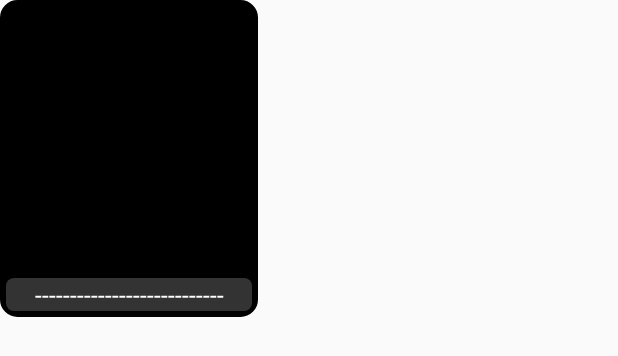
After one commit to mins01/Sdgn, an Android app: the layout layout_unit_card.xml on its own in the app's theme, with its tools: preview values and no code run, on a phone screen of 412 x 824 dp. The commit adds this screen. Shown: the top 356 px of the screen. Run offline under Robolectric (Android 15) with nearby library versions, the phone set to English and light mode, and no system bars; network calls fail.

Commit message:
UI와  JSON 관련 asycTask로 처리

```diff
--- /dev/null
+++ b/app/src/main/res/drawable/bg_unit_name.xml
@@ -0,0 +1,8 @@
+<?xml version="1.0" encoding="utf-8"?>
+<shape xmlns:android="http://schemas.android.com/apk/res/android">
+    <solid android:color="#3FFF"  />
+    <stroke android:width="0dip" android:color="#9fff" />
+    <corners android:radius="5dip" />
+    <padding android:left="0dip" android:top="0dip" android:right="0dip" android:bottom="0dip"
+       />
+</shape>
--- /dev/null
+++ b/app/src/main/res/drawable/layout_rounded_black.xml
@@ -0,0 +1,8 @@
+<?xml version="1.0" encoding="utf-8"?>
+<shape xmlns:android="http://schemas.android.com/apk/res/android">
+    <solid android:color="#000"  />
+    <stroke android:width="3dip" android:color="#000" />
+    <corners android:radius="10dip" />
+    <padding android:left="0dip" android:top="0dip" android:right="0dip" android:bottom="0dip"
+       />
+</shape>
--- /dev/null
+++ b/app/src/main/res/layout/layout_unit_card.xml
@@ -0,0 +1,32 @@
+<?xml version="1.0" encoding="utf-8"?>
+<RelativeLayout
+    android:layout_width="172dp"
+    android:layout_height="211dp"
+    android:background="@drawable/layout_rounded_black"
+    android:id="@+id/list_row_relativeLayout"
+    android:padding="2dp"
+    xmlns:android="http://schemas.android.com/apk/res/android">
+        <com.android.volley.toolbox.NetworkImageView
+        android:layout_width="168dp"
+        android:layout_height="207dp"
+        android:id="@+id/list_row_imageView"
+        android:background="@android:color/black"
+        android:layout_margin="2dp"
+        android:layout_gravity="start|center_vertical"
+        android:contentDescription="@string/list_row_imageView"
+        />
+        <TextView
+            android:id="@+id/list_row_textView"
+            android:layout_width="match_parent"
+            android:layout_height="wrap_content"
+
+            android:text="---------------------------"
+            android:layout_centerHorizontal="true"
+            android:layout_alignParentBottom="true"
+            android:textSize="16dp"
+            android:gravity="center"
+            android:textColor="@android:color/primary_text_dark"
+            android:contentDescription="@string/list_row_textView"
+            android:background="@drawable/bg_unit_name"
+            android:layout_margin="2dp"/>
+    </RelativeLayout>
```
Also changed, not shown: app/src/main/java/com/mins01/sdgn/MainActivity.java (+33 -59 lines), app/src/main/java/com/mins01/sdgn/MySingleton.java (+4 -3 lines), app/src/main/res/drawable/bg_unit_type_1.xml (added, +7 -0 lines), app/src/main/res/drawable/bg_unit_type_2.xml (added, +7 -0 lines), app/src/main/res/drawable/bg_unit_type_3.xml (added, +7 -0 lines), app/src/main/res/layout/activity_main.xml (+5 -5 lines), app/src/main/res/layout/list_row.xml (+46 -17 lines).
